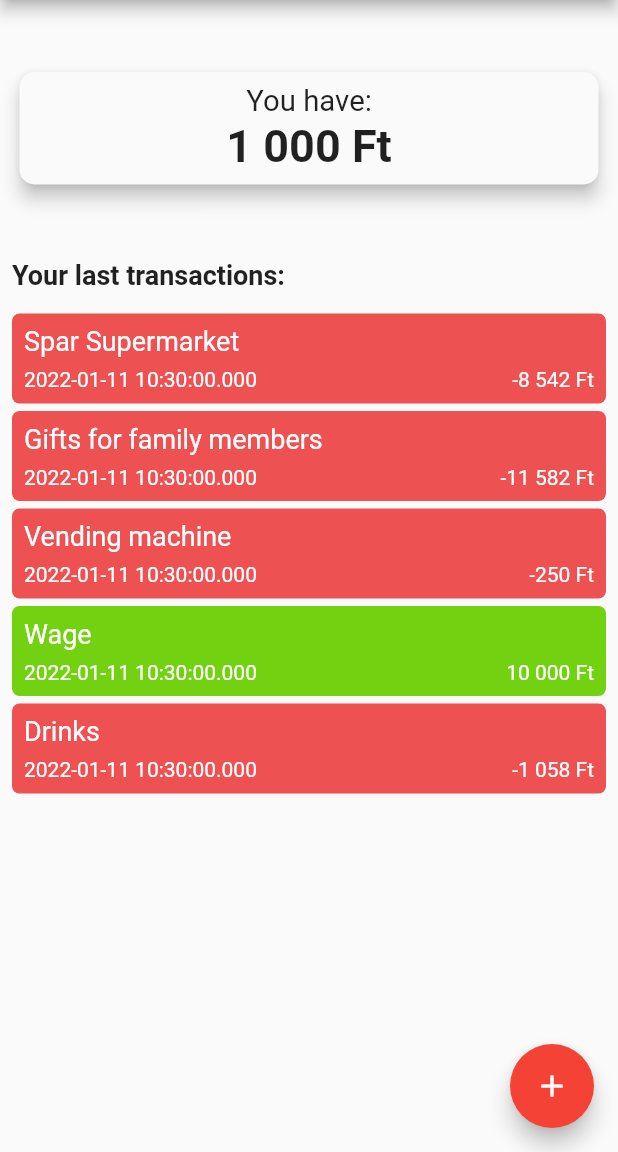
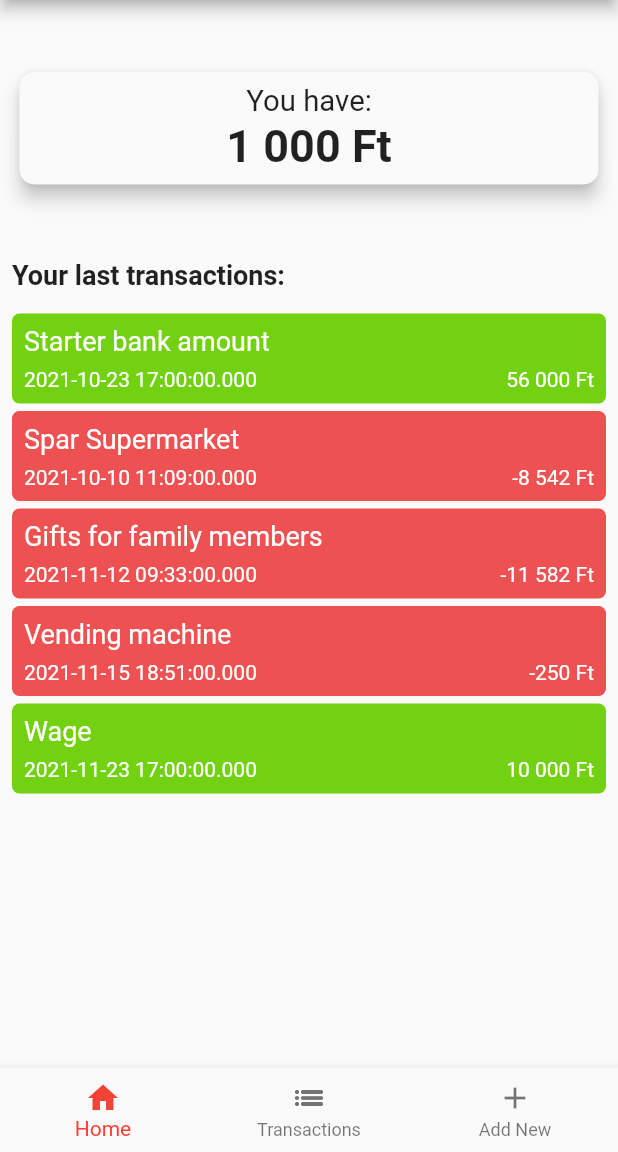
Before and after one commit to vluv99/flutter-money-manager, a Flutter app: the screen it shows after launch, on a phone screen of 412 x 824 dp, the part 84-1236 px from its top. Run offline on Flutter 3.47's test engine with Material 2 defaults, Android fonts, the phone set to English and light mode, and no system bars; drawn by our look-alikes of auto_size_text.

Commit message:
Navigation + listing transactions
 - Navigation bar appears, but indexing inst working correctly
 - transactions ordering doesn't work either
 - calculating current amount doesn't work either

```diff
--- /dev/null
+++ b/lib/bottom_navbar_widget.dart
@@ -0,0 +1,113 @@
+import 'package:flutter/material.dart';
+
+import 'list_transactions.dart';
+
+int index = 0;
+
+class BottomNavbarWidget extends StatelessWidget {
+  const BottomNavbarWidget({
+    Key? key,
+    required index,
+    //context,
+  }) : super(key: key);
+
+  void _onItemTapped(int index) {
+    if (index == 0) {
+      /*Navigator.push(
+        context,
+        MaterialPageRoute(
+          builder: (context) => const HomePage(),
+        ),
+      );*/
+    }
+  }
+
+  @override
+  Widget build(BuildContext context) {
+    return Container(
+      child: BottomNavigationBar(
+        items: const <BottomNavigationBarItem>[
+          BottomNavigationBarItem(
+            icon: Icon(Icons.home),
+            label: 'Home',
+          ),
+          BottomNavigationBarItem(
+            icon: Icon(Icons.list_outlined),
+            label: 'Transactions',
+          ),
+          BottomNavigationBarItem(
+            icon: Icon(Icons.add),
+            label: 'Add New',
+          ),
+        ],
+        currentIndex: index,
+        selectedItemColor: Colors.red,
+        onTap: _onItemTapped,
+      ),
+    );
+  }
+}
+
+/*class StatefulBottomNavbar extends StatefulWidget {
+  const StatefulBottomNavbar({Key? key}) : super(key: key);
+
+  @override
+  State<StatefulBottomNavbar> createState() => _BottomNavbar();
+}
+
+class _BottomNavbar extends State<StatefulBottomNavbar> {
+  int _selectedIndex = 0;
+  static const TextStyle optionStyle =
+      TextStyle(fontSize: 30, fontWeight: FontWeight.bold);
+  static const List<Widget> _widgetOptions = <Widget>[
+    Text(
+      'Index 0: Home',
+      style: optionStyle,
+    ),
+    Text(
+      'Index 1: Business',
+      style: optionStyle,
+    ),
+    Text(
+      'Index 2: School',
+      style: optionStyle,
+    ),
+  ];
+
+  void _onItemTapped(int index) {
+    setState(() {
+      _selectedIndex = index;
+    });
+  }
+
+  @override
+  Widget build(BuildContext context) {
+    return Scaffold(
+      appBar: AppBar(
+        title: const Text('BottomNavigationBar Sample'),
+      ),
+      body: Center(
+        child: _widgetOptions.elementAt(_selectedIndex),
+      ),
+      bottomNavigationBar: BottomNavigationBar(
+        items: const <BottomNavigationBarItem>[
+          BottomNavigationBarItem(
+            icon: Icon(Icons.home),
+            label: 'Home',
+          ),
+          BottomNavigationBarItem(
+            icon: Icon(Icons.business),
+            label: 'Business',
+          ),
+          BottomNavigationBarItem(
+            icon: Icon(Icons.school),
+            label: 'School',
+          ),
+        ],
+        currentIndex: _selectedIndex,
+        selectedItemColor: Colors.amber[800],
+        onTap: _onItemTapped,
+      ),
+    );
+  }
+}*/
--- a/lib/home.dart
+++ b/lib/home.dart
@@ -5,10 +5,21 @@ import 'package:provider/provider.dart';
 import 'package:intl/intl.dart';
 import 'package:intl/date_symbol_data_local.dart';
 
+import 'bottom_navbar_widget.dart';
+
 var currentcyFormatter = NumberFormat('#,##0', 'hu_HU');
+int _currentAmount = 0;
 
 class HomePage extends StatelessWidget {
   const HomePage({Key? key}) : super(key: key);
+
+  /*currentAmount(List<Transaction> list) {
+    int res = 0;
+    for (var item in list) {
+      res += item.amount;
+    }
+    return res;
+  }*/
 
   @override
   Widget build(BuildContext context) {
@@ -39,12 +50,17 @@ class HomePage extends StatelessWidget {
               ],
             ),
           ),
-        floatingActionButton: FloatingActionButton(
+          bottomNavigationBar: BottomNavbarWidget(
+            index: 0,
+            //context: context,
+          )
+
+          /*floatingActionButton: FloatingActionButton(
             child: const Icon(Icons.add),
             backgroundColor: Colors.red,
             onPressed: () {
               print("pushed button");
-            }),
+            }*/
           ),
     );
   }
--- a/lib/main.dart
+++ b/lib/main.dart
@@ -1,5 +1,6 @@
 import 'package:flutter/material.dart';
 import 'package:money_manager_app/home.dart';
+import 'package:money_manager_app/list_transactions.dart';
 import 'package:money_manager_app/model/transaction_model.dart';
 import 'package:provider/provider.dart';
 
@@ -14,5 +15,7 @@ class MongerApp extends StatelessWidget {
   Widget build(BuildContext context) {
     return ChangeNotifierProvider(
         create: (context) => TransactionModel(), child: const HomePage());
+    //create: (context) => TransactionModel(),
+    //child: const TransactionsPage());
   }
 }
--- a/lib/model/transaction_model.dart
+++ b/lib/model/transaction_model.dart
@@ -4,16 +4,39 @@ import 'package:flutter/material.dart';
 
 class TransactionModel extends ChangeNotifier {
   final List<Transaction> _list = [
-    Transaction(amount: -8542, name: 'Spar Supermarket'),
-    Transaction(amount: -11582, name: 'Gifts for family members'),
-    Transaction(amount: -250, name: 'Vending machine'),
-    Transaction(amount: 10000, name: 'Wage'),
-    Transaction(amount: -1058, name: 'Drinks'),
-    Transaction(amount: -5060, name: 'Vapiano'),
-    Transaction(amount: -2073, name: 'Train'),
-    Transaction(amount: -2224, name: 'Groceries'),
-    Transaction(amount: -2073, name: 'Train')
+    Transaction(
+        amount: 56000,
+        name: 'Starter bank amount',
+        date: DateTime(2021, 10, 23, 17, 00)),
+    Transaction(
+        amount: -8542,
+        name: 'Spar Supermarket',
+        date: DateTime(2021, 10, 10, 11, 09)),
+    Transaction(
+        amount: -11582,
+        name: 'Gifts for family members',
+        date: DateTime(2021, 11, 12, 9, 33)),
+    Transaction(
+        amount: -250,
+        name: 'Vending machine',
+        date: DateTime(2021, 11, 15, 18, 51)),
+    Transaction(
+        amount: 10000, name: 'Wage', date: DateTime(2021, 11, 23, 17, 00)),
+    Transaction(
+        amount: -1058, name: 'Drinks', date: DateTime(2021, 11, 23, 19, 25)),
+    Transaction(
+        amount: -5060, name: 'Vapiano', date: DateTime(2021, 11, 28, 20, 56)),
+    Transaction(
+        amount: -2073, name: 'Train', date: DateTime(2021, 12, 1, 8, 35)),
+    Transaction(
+        amount: -2224, name: 'Groceries', date: DateTime(2021, 12, 15, 17, 45)),
+    Transaction(
+        amount: -2073, name: 'Train', date: DateTime(2021, 12, 23, 15, 45))
   ];
+
+  /*orderList(List<Transaction> list) {
+    return list.sort((a, b) => a.date.compareTo(b.date));
+  }*/
 
   UnmodifiableListView<Transaction> get list => UnmodifiableListView(_list);
 }
@@ -23,5 +46,5 @@ class Transaction {
   String name = "";
   DateTime date = DateTime.now();
 
-  Transaction({required this.amount, required this.name});
+  Transaction({required this.amount, required this.name, required this.date});
 }
```
Also changed, not shown: lib/list_transactions.dart (added, +84 -0 lines), lib/transaction_detail.dart (added, +82 -0 lines). Lines whose indentation alone changed are shown as unchanged.
